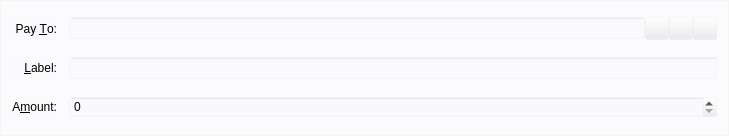
Qt form src/qt/forms/sendcoinsentry.ui (mcobitcoin/mcobit) before a commit.
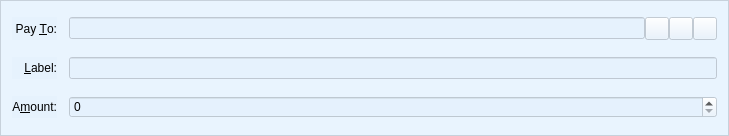
The same form after that commit. Icons and pictures are not drawn. Custom widgets are drawn as their Qt base class.

Patch:
```diff
--- a/src/qt/forms/sendcoinsentry.ui
+++ b/src/qt/forms/sendcoinsentry.ui
@@ -14,7 +14,7 @@
    <string>Form</string>
   </property>
   <property name="styleSheet">
-	<string notr="true">background:rgba(232, 236, 241, 0.1);</string>
+	<string notr="true">background:rgba(228, 241, 254, 0.6);</string>
   </property>
   <property name="frameShape">
    <enum>QFrame::StyledPanel</enum>
```
